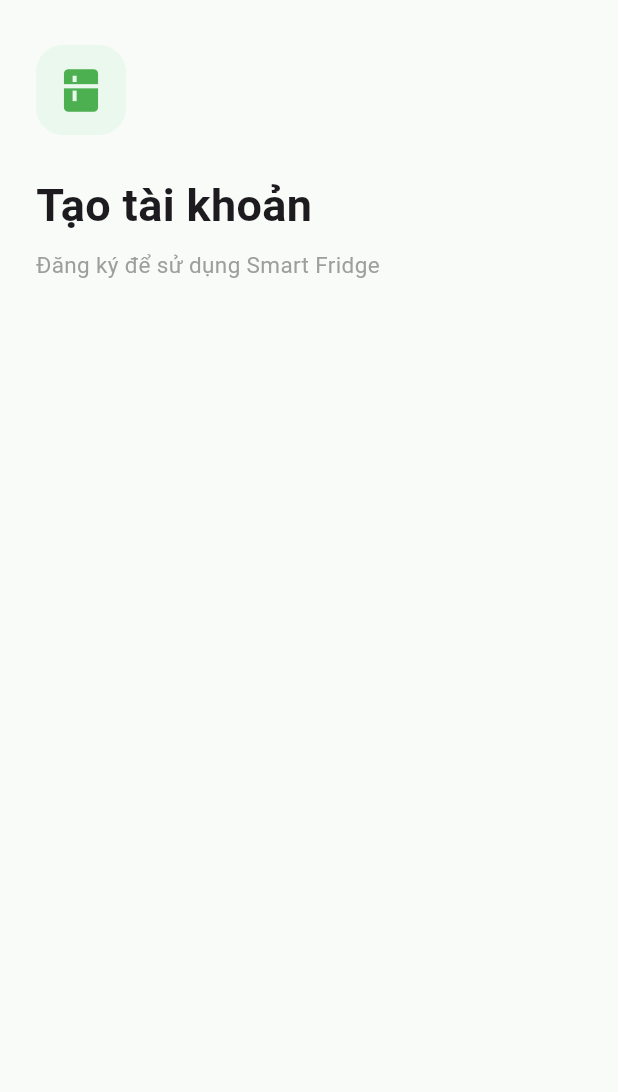
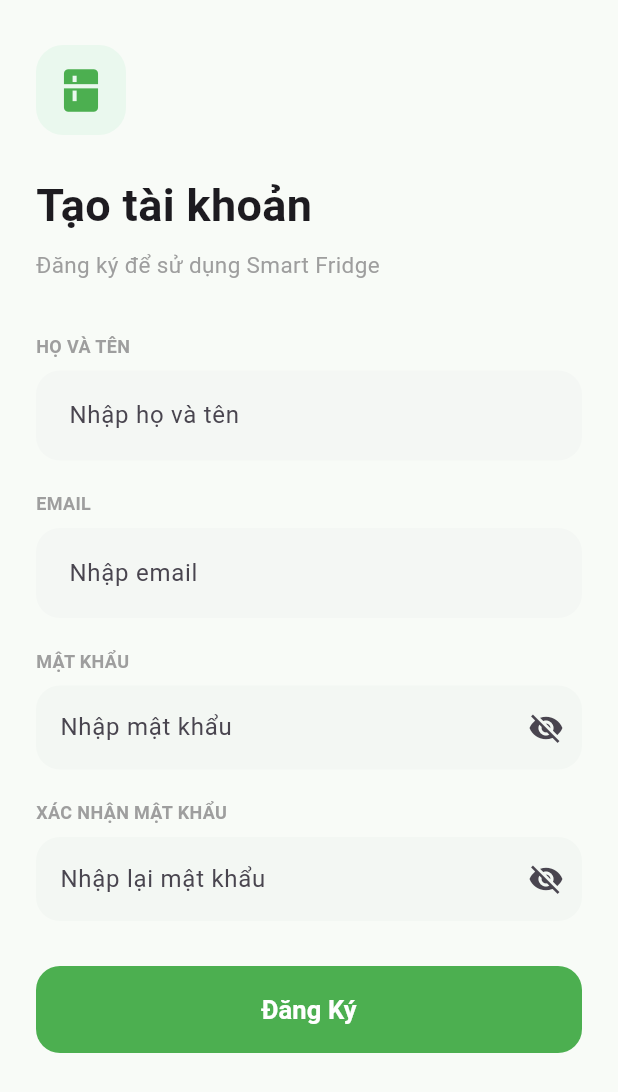
Before and after one commit to DuyHoang-06/2025_2026_3_2_PTUDDD_N01_Nhom_07, a Flutter app: the RegisterPage screen opened directly, on a phone screen of 412 x 824 dp. Shown: the top 1092 px of the screen. Run offline on Flutter 3.47's test engine with Material 3 defaults, Android fonts, the phone set to English and light mode, and no system bars.

Commit message:
thêm button đăng ký chưa có nghiệp vụ

```diff
--- a/lib/pages/register.dart
+++ b/lib/pages/register.dart
@@ -8,6 +8,36 @@ class RegisterPage extends StatefulWidget {
 }
 
 class _RegisterPageState extends State<RegisterPage> {
+  final TextEditingController nameController = TextEditingController();
+  final TextEditingController emailController = TextEditingController();
+  final TextEditingController passwordController = TextEditingController();
+  final TextEditingController confirmPasswordController =
+      TextEditingController();
+  bool _obscurePassword = true;
+  bool _obscureConfirmPassword = true;
+
+  @override
+  void dispose() {
+    nameController.dispose();
+    emailController.dispose();
+    passwordController.dispose();
+    confirmPasswordController.dispose();
+    super.dispose();
+  }
+
+  InputDecoration inputDecoration(String hint) {
+    return InputDecoration(
+      hintText: hint,
+      filled: true,
+      fillColor: const Color(0xffF4F7F4),
+      border: OutlineInputBorder(
+        borderRadius: BorderRadius.circular(16),
+        borderSide: BorderSide.none,
+      ),
+      contentPadding: const EdgeInsets.symmetric(horizontal: 18, vertical: 18),
+    );
+  }
+
   @override
   Widget build(BuildContext context) {
     return Scaffold(
@@ -44,6 +74,142 @@ class _RegisterPageState extends State<RegisterPage> {
                 "Đăng ký để sử dụng Smart Fridge",
                 style: TextStyle(color: Colors.grey, fontSize: 15),
               ),
+              const SizedBox(height: 35),
+
+              const Text(
+                "HỌ VÀ TÊN",
+                style: TextStyle(
+                  fontWeight: FontWeight.bold,
+                  color: Colors.grey,
+                  fontSize: 12,
+                ),
+              ),
+
+              const SizedBox(height: 8),
+
+              TextField(
+                controller: nameController,
+                decoration: inputDecoration("Nhập họ và tên"),
+              ),
+
+              const SizedBox(height: 20),
+
+              const Text(
+                "EMAIL",
+                style: TextStyle(
+                  fontWeight: FontWeight.bold,
+                  color: Colors.grey,
+                  fontSize: 12,
+                ),
+              ),
+
+              const SizedBox(height: 8),
+
+              TextField(
+                controller: emailController,
+                decoration: inputDecoration("Nhập email"),
+              ),
+
+              const SizedBox(height: 20),
+
+              const Text(
+                "MẬT KHẨU",
+                style: TextStyle(
+                  fontWeight: FontWeight.bold,
+                  color: Colors.grey,
+                  fontSize: 12,
+                ),
+              ),
+
+              const SizedBox(height: 8),
+
+              TextField(
+                controller: passwordController,
+                obscureText: _obscurePassword,
+                decoration: InputDecoration(
+                  hintText: "Nhập mật khẩu",
+                  filled: true,
+                  fillColor: const Color(0xffF3F7F3),
+                  border: OutlineInputBorder(
+                    borderRadius: BorderRadius.circular(16),
+                    borderSide: BorderSide.none,
+                  ),
+                  suffixIcon: IconButton(
+                    icon: Icon(
+                      _obscurePassword
+                          ? Icons.visibility_off
+                          : Icons.visibility,
+                    ),
+                    onPressed: () {
+                      setState(() {
+                        _obscurePassword = !_obscurePassword;
+                      });
+                    },
+                  ),
+                ),
+              ),
+
+              const SizedBox(height: 20),
+
+              const Text(
+                "XÁC NHẬN MẬT KHẨU",
+                style: TextStyle(
+                  fontWeight: FontWeight.bold,
+                  color: Colors.grey,
+                  fontSize: 12,
+                ),
+              ),
+
+              const SizedBox(height: 8),
+
+              TextField(
+                controller: confirmPasswordController,
+                obscureText: _obscureConfirmPassword,
+                decoration: InputDecoration(
+                  hintText: "Nhập lại mật khẩu",
+                  filled: true,
+                  fillColor: const Color(0xffF3F7F3),
+                  border: OutlineInputBorder(
+                    borderRadius: BorderRadius.circular(16),
+                    borderSide: BorderSide.none,
+                  ),
+                  suffixIcon: IconButton(
+                    icon: Icon(
+                      _obscureConfirmPassword
+                          ? Icons.visibility_off
+                          : Icons.visibility,
+                    ),
+                    onPressed: () {
+                      setState(() {
+                        _obscureConfirmPassword = !_obscureConfirmPassword;
+                      });
+                    },
+                  ),
+                ),
+              ),
+              const SizedBox(height: 30),
+
+              SizedBox(
+                width: double.infinity,
+                height: 58,
+                child: ElevatedButton(
+                  onPressed: () {
+                    // Đăng ký
+                  },
+                  style: ElevatedButton.styleFrom(
+                    backgroundColor: Colors.green,
+                    foregroundColor: Colors.white,
+                    elevation: 0,
+                    shape: RoundedRectangleBorder(
+                      borderRadius: BorderRadius.circular(16),
+                    ),
+                  ),
+                  child: const Text(
+                    "Đăng Ký",
+                    style: TextStyle(fontSize: 17, fontWeight: FontWeight.bold),
+                  ),
+                ),
+              ),
             ],
           ),
         ),
```
